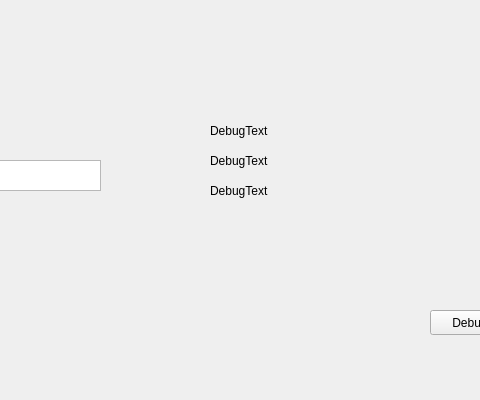
hencsat46/password_generator, file widget.ui: the form before one commit; both pictures show x 190 to 670 and y 200 to 600 of the 800 by 600 pixel window.
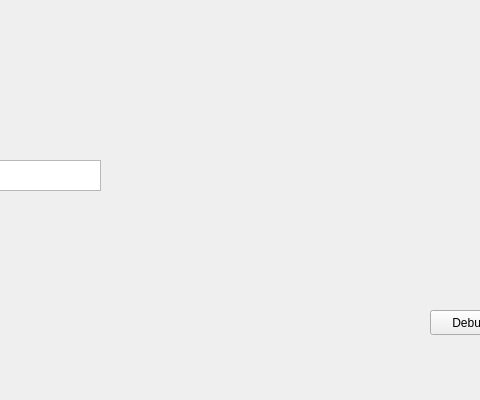
The form after the commit.

```diff
--- a/widget.ui
+++ b/widget.ui
@@ -191,45 +191,6 @@
     <string>Debug</string>
    </property>
   </widget>
-  <widget class="QLabel" name="m_debuglbl">
-   <property name="geometry">
-    <rect>
-     <x>400</x>
-     <y>320</y>
-     <width>61</width>
-     <height>21</height>
-    </rect>
-   </property>
-   <property name="text">
-    <string>DebugText</string>
-   </property>
-  </widget>
-  <widget class="QLabel" name="m_debuglbl_2">
-   <property name="geometry">
-    <rect>
-     <x>400</x>
-     <y>350</y>
-     <width>61</width>
-     <height>21</height>
-    </rect>
-   </property>
-   <property name="text">
-    <string>DebugText</string>
-   </property>
-  </widget>
-  <widget class="QLabel" name="m_debuglbl_3">
-   <property name="geometry">
-    <rect>
-     <x>400</x>
-     <y>380</y>
-     <width>61</width>
-     <height>21</height>
-    </rect>
-   </property>
-   <property name="text">
-    <string>DebugText</string>
-   </property>
-  </widget>
  </widget>
  <resources/>
  <connections/>
```
